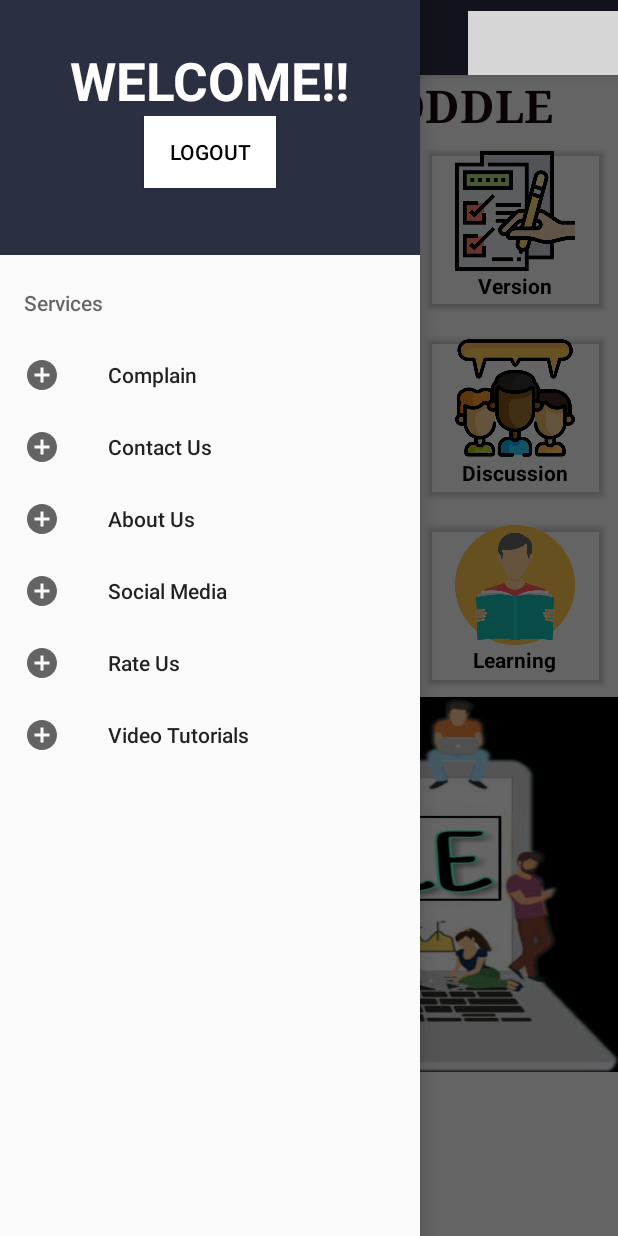
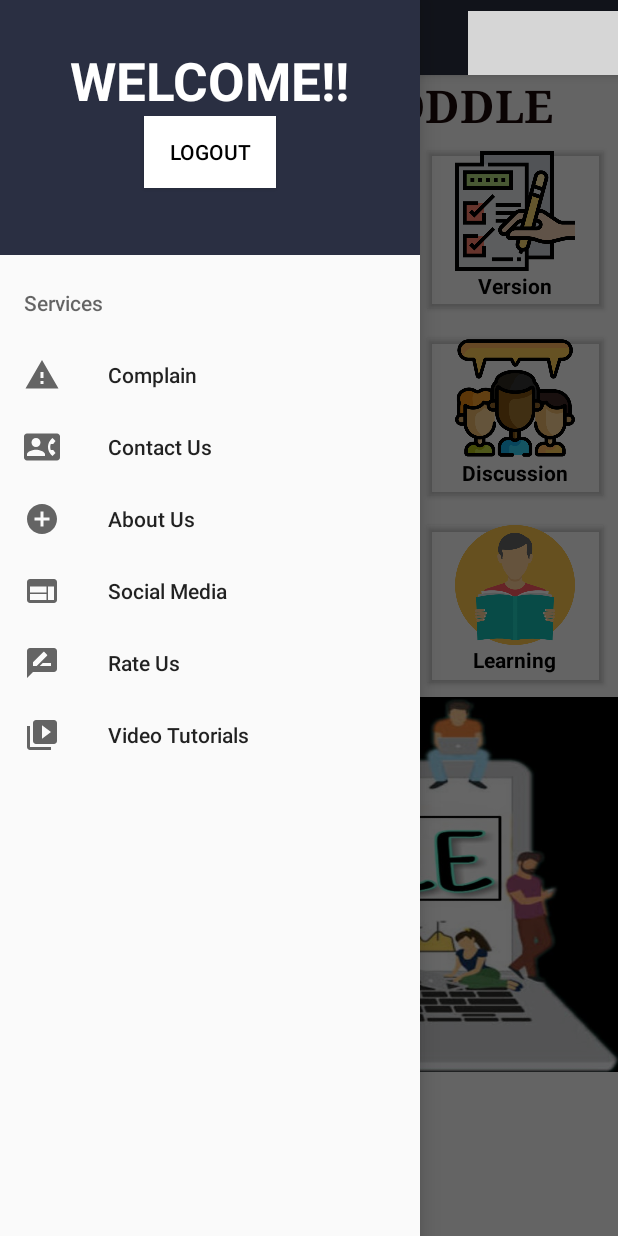
Before and after one commit to Pransh-Coder/Doodle, an Android app: the Student_dashboard screen opened directly, with no data from a screen before it, with the side drawer open, on a phone screen of 412 x 824 dp. Run offline under Robolectric (Android 15) with nearby library versions, the phone set to English and light mode, and no system bars; network calls fail; grey boxes are pictures that could not be loaded.

Commit message:
Full app developed

```diff
--- a/app/src/main/AndroidManifest.xml
+++ b/app/src/main/AndroidManifest.xml
@@ -35,7 +35,8 @@
         <activity android:name=".PostQuestions" />
         <activity android:name=".QuestionDetails" />
         <activity android:name=".Discussion_forum" />
-        <activity android:name=".Notes" />
+        <activity android:name=".Notes"
+            android:theme="@style/Theme.AppCompat.DayNight.NoActionBar" />
         <activity android:name=".AboutApp" />
         <activity
             android:name=".FeeDetails"
--- /dev/null
+++ b/app/src/main/res/drawable/ic_contact_phone_black_24dp.xml
@@ -0,0 +1,9 @@
+<vector xmlns:android="http://schemas.android.com/apk/res/android"
+        android:width="24dp"
+        android:height="24dp"
+        android:viewportWidth="24.0"
+        android:viewportHeight="24.0">
+    <path
+        android:fillColor="#FF000000"
+        android:pathData="M22,3L2,3C0.9,3 0,3.9 0,5v14c0,1.1 0.9,2 2,2h20c1.1,0 1.99,-0.9 1.99,-2L24,5c0,-1.1 -0.9,-2 -2,-2zM8,6c1.66,0 3,1.34 3,3s-1.34,3 -3,3 -3,-1.34 -3,-3 1.34,-3 3,-3zM14,18L2,18v-1c0,-2 4,-3.1 6,-3.1s6,1.1 6,3.1v1zM17.85,14h1.64L21,16l-1.99,1.99c-1.31,-0.98 -2.28,-2.38 -2.73,-3.99 -0.18,-0.64 -0.28,-1.31 -0.28,-2s0.1,-1.36 0.28,-2c0.45,-1.62 1.42,-3.01 2.73,-3.99L21,8l-1.51,2h-1.64c-0.22,0.63 -0.35,1.3 -0.35,2s0.13,1.37 0.35,2z"/>
+</vector>
--- /dev/null
+++ b/app/src/main/res/drawable/ic_rate_review_black_24dp.xml
@@ -0,0 +1,9 @@
+<vector xmlns:android="http://schemas.android.com/apk/res/android"
+        android:width="24dp"
+        android:height="24dp"
+        android:viewportWidth="24.0"
+        android:viewportHeight="24.0">
+    <path
+        android:fillColor="#FF000000"
+        android:pathData="M20,2L4,2c-1.1,0 -1.99,0.9 -1.99,2L2,22l4,-4h14c1.1,0 2,-0.9 2,-2L22,4c0,-1.1 -0.9,-2 -2,-2zM6,14v-2.47l6.88,-6.88c0.2,-0.2 0.51,-0.2 0.71,0l1.77,1.77c0.2,0.2 0.2,0.51 0,0.71L8.47,14L6,14zM18,14h-7.5l2,-2L18,12v2z"/>
+</vector>
--- /dev/null
+++ b/app/src/main/res/drawable/ic_report_problem_black_24dp.xml
@@ -0,0 +1,9 @@
+<vector xmlns:android="http://schemas.android.com/apk/res/android"
+        android:width="24dp"
+        android:height="24dp"
+        android:viewportWidth="24.0"
+        android:viewportHeight="24.0">
+    <path
+        android:fillColor="#FF000000"
+        android:pathData="M1,21h22L12,2 1,21zM13,18h-2v-2h2v2zM13,14h-2v-4h2v4z"/>
+</vector>
--- /dev/null
+++ b/app/src/main/res/drawable/ic_video_library_black_24dp.xml
@@ -0,0 +1,9 @@
+<vector xmlns:android="http://schemas.android.com/apk/res/android"
+        android:width="24dp"
+        android:height="24dp"
+        android:viewportWidth="24.0"
+        android:viewportHeight="24.0">
+    <path
+        android:fillColor="#FF000000"
+        android:pathData="M4,6L2,6v14c0,1.1 0.9,2 2,2h14v-2L4,20L4,6zM20,2L8,2c-1.1,0 -2,0.9 -2,2v12c0,1.1 0.9,2 2,2h12c1.1,0 2,-0.9 2,-2L22,4c0,-1.1 -0.9,-2 -2,-2zM12,14.5v-9l6,4.5 -6,4.5z"/>
+</vector>
--- /dev/null
+++ b/app/src/main/res/drawable/ic_web_black_24dp.xml
@@ -0,0 +1,9 @@
+<vector xmlns:android="http://schemas.android.com/apk/res/android"
+        android:width="24dp"
+        android:height="24dp"
+        android:viewportWidth="24.0"
+        android:viewportHeight="24.0">
+    <path
+        android:fillColor="#FF000000"
+        android:pathData="M20,4L4,4c-1.1,0 -1.99,0.9 -1.99,2L2,18c0,1.1 0.9,2 2,2h16c1.1,0 2,-0.9 2,-2L22,6c0,-1.1 -0.9,-2 -2,-2zM15,18L4,18v-4h11v4zM15,13L4,13L4,9h11v4zM20,18h-4L16,9h4v9z"/>
+</vector>
--- a/app/src/main/res/menu/activity_navigation_drawer.xml
+++ b/app/src/main/res/menu/activity_navigation_drawer.xml
@@ -7,12 +7,12 @@
         <menu>
             <item
                 android:id="@+id/nav_complain"
-                android:icon="@drawable/ic_add_circle"
+                android:icon="@drawable/ic_report_problem_black_24dp"
                 android:visible="true"
                 android:title="Complain" />
             <item
                 android:id="@+id/nav_contacu"
-                android:icon="@drawable/ic_add_circle"
+                android:icon="@drawable/ic_contact_phone_black_24dp"
                 android:visible="true"
                 android:title="Contact Us" />
             <item
@@ -21,17 +21,17 @@
                 android:title="About Us"/>
             <item
                 android:id="@+id/social"
-                android:icon="@drawable/ic_add_circle"
+                android:icon="@drawable/ic_web_black_24dp"
                 android:title="Social Media"/>
             <item
                 android:id="@+id/Rate"
-                android:icon="@drawable/ic_add_circle"
+                android:icon="@drawable/ic_rate_review_black_24dp"
                 android:visible="true"
                 android:title="Rate Us"/>
 
             <item
                 android:id="@+id/Tutorials"
-                android:icon="@drawable/ic_add_circle"
+                android:icon="@drawable/ic_video_library_black_24dp"
                 android:visible="true"
                 android:title="Video Tutorials"/>
         </menu>
```
Also changed, not shown: app/src/main/res/drawable/complain.jpeg (added), app/src/main/res/drawable/contactus.jpeg (added).
